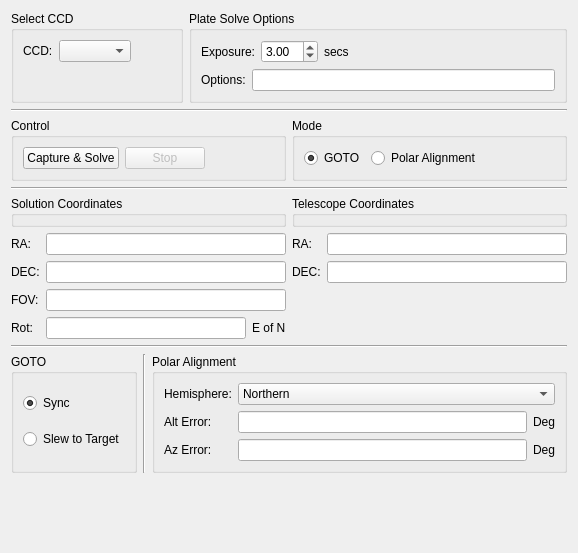
The window that kstars/ekos/align.ui (KDE/kstars) describes before a commit, drawn with Qt 5.
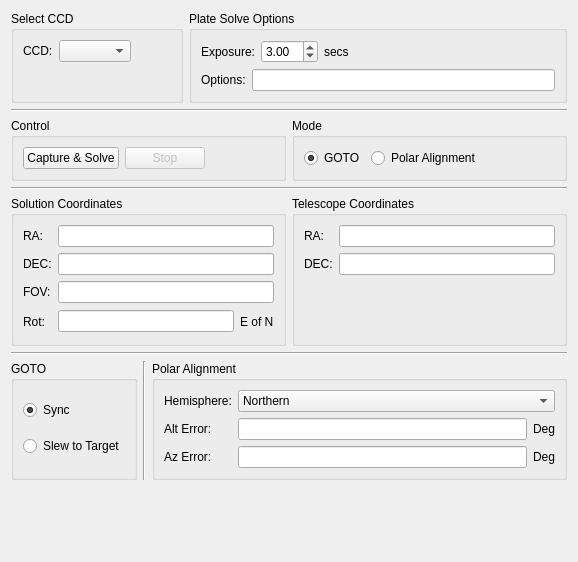
The same window after the commit. Custom widgets are drawn as their Qt base class.

Commit message: Fixing translation and UI issues as reported by Yuri

The edit to the form file:
```diff
--- a/kstars/ekos/align.ui
+++ b/kstars/ekos/align.ui
@@ -7,10 +7,10 @@
     <x>0</x>
     <y>0</y>
     <width>578</width>
-    <height>553</height>
+    <height>562</height>
    </rect>
   </property>
-  <layout class="QVBoxLayout" name="verticalLayout_10">
+  <layout class="QVBoxLayout" name="verticalLayout">
    <item>
     <layout class="QHBoxLayout" name="horizontalLayout_3">
      <item>
@@ -266,16 +266,11 @@
    <item>
     <layout class="QHBoxLayout" name="horizontalLayout_2">
      <item>
-      <layout class="QVBoxLayout" name="verticalLayout">
-       <item>
         <widget class="QGroupBox" name="groupBox_4">
          <property name="title">
           <string>Solution Coordinates</string>
          </property>
-        </widget>
-       </item>
-       <item>
-        <layout class="QFormLayout" name="formLayout">
+       <layout class="QGridLayout" name="gridLayout_2">
          <item row="0" column="0">
           <widget class="QLabel" name="label_2">
            <property name="text">
@@ -347,19 +342,13 @@
           </layout>
          </item>
         </layout>
-       </item>
-      </layout>
-     </item>
-     <item>
-      <layout class="QVBoxLayout" name="verticalLayout_3">
+      </widget>
+     </item>
        <item>
         <widget class="QGroupBox" name="groupBox_5">
          <property name="title">
           <string>Telescope Coordinates</string>
          </property>
-        </widget>
-       </item>
-       <item>
         <layout class="QGridLayout" name="gridLayout">
          <item row="0" column="0">
           <widget class="QLabel" name="label_12">
@@ -397,14 +386,13 @@
            <property name="sizeHint" stdset="0">
             <size>
              <width>20</width>
-             <height>11</height>
+            <height>59</height>
             </size>
            </property>
           </spacer>
          </item>
         </layout>
-       </item>
-      </layout>
+      </widget>
      </item>
     </layout>
    </item>
```
Left out of the diff: 13 changed lines with no effect on the pictures. Lines whose indentation alone changed are shown as unchanged.
